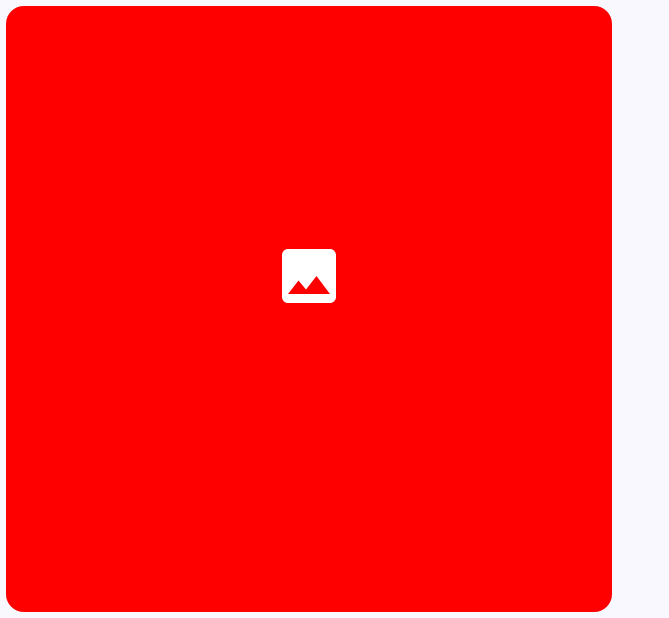
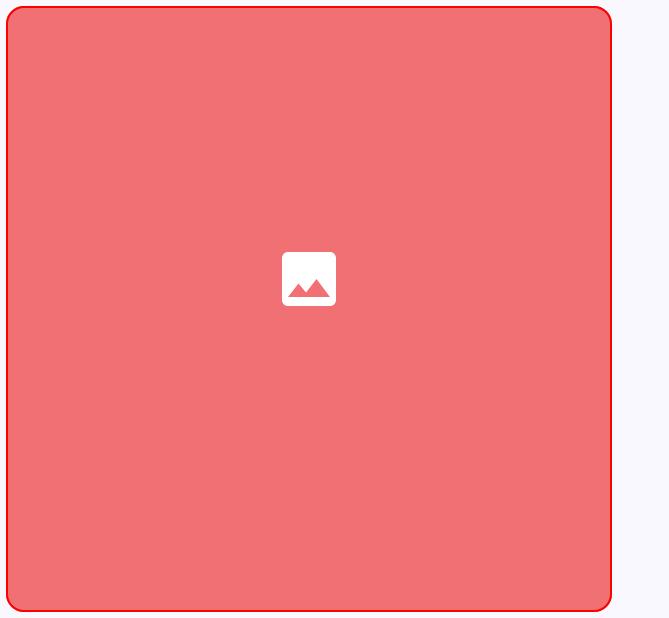
Before and after one commit to jaymar006/Thesis-AACbay, an Android app built with Jetpack Compose: the composable CardItem shown on its own in the app's theme, on a phone screen of 824 x 412 dp (held sideways). Shown: the whole screen, without its empty margins (0-669 px from the left). Run offline under Robolectric (Android 15) with nearby library versions, the phone set to English and light mode, and no system bars; pictures from the network do not load; 1 statement that could not run was skipped.

Commit message:
Loxodonta[04162025]
Fix/Done:
- minor adjustment frontend wise

Todo:
- Like lasttime, the longpress to delete/edit a card
- the bug which need to double tap to back
- the uploading of image : Done
- the creation of real data
- the creation of n-gram
- the adding of card to a folder
- fix the image for the default symbols : DONE
- issue about the upload of image from gallery
- the images wont shows on the preview.
- The image is not responsive in terms of size of the cards/folders

```diff
--- a/app/src/main/java/com/example/ripdenver/ui/components/CardItem.kt
+++ b/app/src/main/java/com/example/ripdenver/ui/components/CardItem.kt
@@ -4,6 +4,7 @@ import android.graphics.Bitmap
 import android.graphics.drawable.Drawable
 import androidx.compose.foundation.Image
 import androidx.compose.foundation.background
+import androidx.compose.foundation.border
 import androidx.compose.foundation.layout.Box
 import androidx.compose.foundation.layout.Column
 import androidx.compose.foundation.layout.aspectRatio
@@ -23,7 +24,9 @@ import androidx.compose.runtime.remember
 import androidx.compose.runtime.setValue
 import androidx.compose.ui.Alignment
 import androidx.compose.ui.Modifier
+import androidx.compose.ui.geometry.Offset
 import androidx.compose.ui.graphics.Color
+import androidx.compose.ui.graphics.Shadow
 import androidx.compose.ui.graphics.asImageBitmap
 import androidx.compose.ui.layout.ContentScale
 import androidx.compose.ui.platform.LocalContext
@@ -41,28 +44,33 @@ fun CardItem(
 ) {
     val context = LocalContext.current
     var bitmap by remember { mutableStateOf<Bitmap?>(null) }
+    val cardColor = Color(android.graphics.Color.parseColor(card.color))
 
     Card(
         modifier = Modifier
             .aspectRatio(1f)
-            .padding(4.dp),
+            .padding(4.dp)
+            .border(
+                width = 1.dp,
+                color = cardColor,
+                shape = MaterialTheme.shapes.medium
+            ),
         onClick = onClick
     ) {
         Box(
             modifier = Modifier
                 .fillMaxSize()
-                .background(Color(android.graphics.Color.parseColor(card.color))),
+                .background(cardColor.copy(alpha = 0.5f)),
             contentAlignment = Alignment.Center
         ) {
             Column(horizontalAlignment = Alignment.CenterHorizontally) {
                 if (card.cloudinaryUrl.isNotEmpty()) {
                     println("Loading image from URL: ${card.cloudinaryUrl}")
-                    // Load image using Glide
                     Glide.with(context)
                         .asBitmap()
                         .load(card.cloudinaryUrl)
-                        .placeholder(R.drawable.ic_placeholder)  // Add a placeholder drawable
-                        .error(R.drawable.ic_placeholder)  // Add an error drawable
+                        .placeholder(R.drawable.ic_placeholder)
+                        .error(R.drawable.ic_placeholder)
                         .into(object : CustomTarget<Bitmap>() {
                             override fun onResourceReady(
                                 resource: Bitmap,
@@ -98,10 +106,13 @@ fun CardItem(
                     )
                 }
                 Text(
-                    text = card.label,
-                    style = MaterialTheme.typography.titleLarge,
-                    color = Color.White,
-                    modifier = Modifier.padding(8.dp)
+                    text = card.label.split(" ").joinToString(" "){ word ->
+                        if (word == "I") word else word.lowercase()
+                    },
+                    modifier = Modifier.padding(8.dp),
+                    color = Color.Black,
+                    style = MaterialTheme.typography.titleMedium.copy(
+                    )
                 )
             }
         }
```
Also changed, not shown: app/src/main/java/com/example/ripdenver/ui/components/FolderItem.kt (+23 -10 lines), app/src/main/java/com/example/ripdenver/ui/screens/MainScreen.kt (+37 -5 lines).
